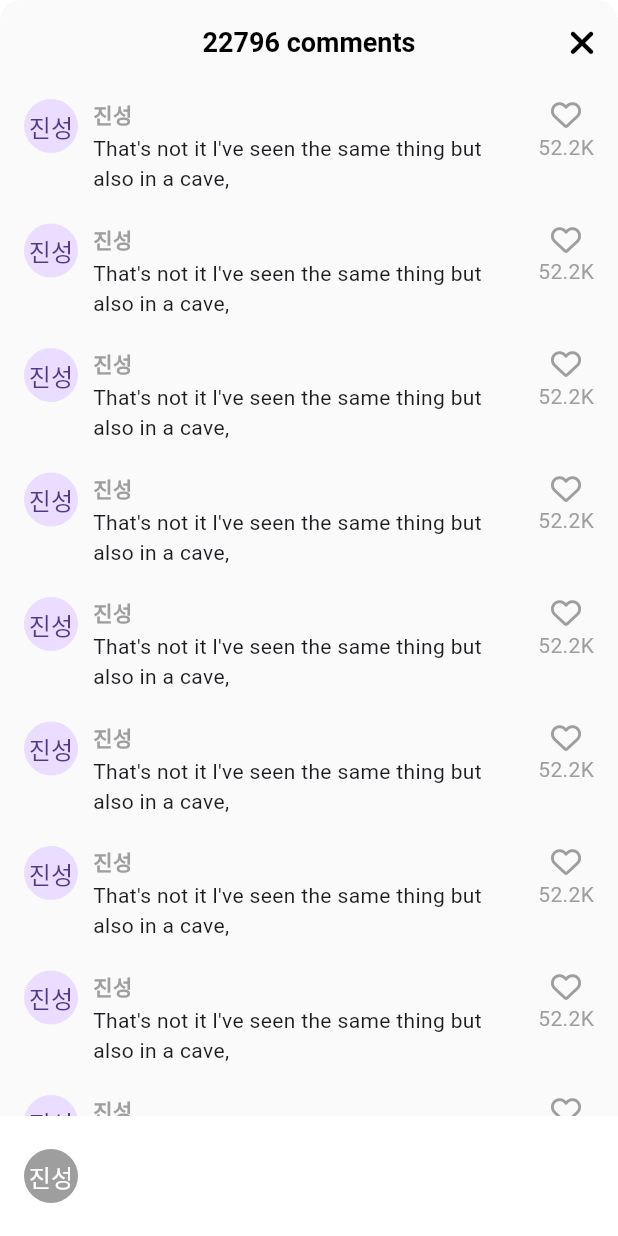
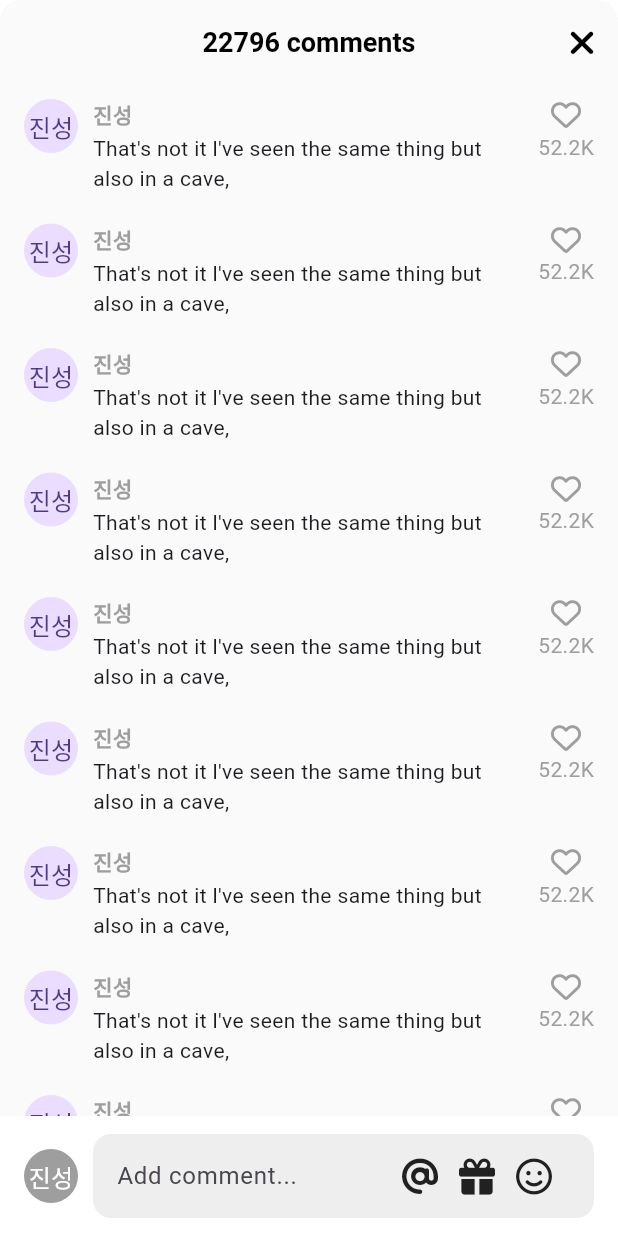
Before and after one commit to dlwls5201/tiktok_clone, a Flutter app: the VideoComments screen opened directly, on a phone screen of 412 x 824 dp. Run offline on Flutter 3.47's test engine with Material 3 defaults, Android fonts, the phone set to English and light mode, and no system bars; our stand-ins replace font_awesome_flutter, video_player, visibility_detector; network calls fail.

Commit message:
add comment bottom sheet ui

```diff
--- a/lib/features/main_navigation/main_navigation_screen.dart
+++ b/lib/features/main_navigation/main_navigation_screen.dart
@@ -38,6 +38,7 @@ class _MainNavigationScreenState extends State<MainNavigationScreen> {
   @override
   Widget build(BuildContext context) {
     return Scaffold(
+      resizeToAvoidBottomInset: false,
       backgroundColor: Colors.black,
       body: Stack(
         children: [
--- a/lib/features/main_navigation/widgets/video_comments.dart
+++ b/lib/features/main_navigation/widgets/video_comments.dart
@@ -12,16 +12,37 @@ class VideoComments extends StatefulWidget {
 }
 
 class _VideoCommentsState extends State<VideoComments> {
+  bool _isWriting = false;
+
+  final ScrollController _scrollController = ScrollController();
+
   void _onClosePressed() {
     Navigator.of(context).pop();
   }
 
+  void _stopWriting() {
+    FocusScope.of(context).unfocus();
+    setState(() {
+      _isWriting = false;
+    });
+  }
+
+  void _onStartWriting() {
+    setState(() {
+      _isWriting = true;
+    });
+  }
+
   @override
   Widget build(BuildContext context) {
+    final size = MediaQuery.of(context).size;
     return Container(
+      height: size.height * 0.75,
       clipBehavior: Clip.hardEdge,
       decoration: BoxDecoration(
-        borderRadius: BorderRadius.circular(Sizes.size14),
+        borderRadius: BorderRadius.circular(
+          Sizes.size14,
+        ),
       ),
       child: Scaffold(
         backgroundColor: Colors.grey.shade50,
@@ -39,10 +60,18 @@ class _VideoCommentsState extends State<VideoComments> {
             ),
           ],
         ),
-        body: ListView.separated(
-          padding: const EdgeInsets.symmetric(
-            vertical: Sizes.size10,
-            horizontal: Sizes.size16,
+        body: GestureDetector(
+          onTap: _stopWriting,
+          child: Stack(
+            children: [
+              Scrollbar(
+                controller: _scrollController,
+                child: ListView.separated(
+                  padding: const EdgeInsets.only(
+                    top: Sizes.size10,
+                    bottom: Sizes.size96 + Sizes.size20,
+                    left: Sizes.size16,
+                    right: Sizes.size16,
                   ),
                   itemCount: 10,
                   itemBuilder: (context, index) => Row(
@@ -85,16 +114,26 @@ class _VideoCommentsState extends State<VideoComments> {
                             style: TextStyle(
                               color: Colors.grey.shade500,
                             ),
-                  )
+                          ),
                         ],
-              )
+                      ),
                     ],
                   ),
                   separatorBuilder: (BuildContext context, int index) => Gaps.v20,
                 ),
-        bottomNavigationBar: BottomAppBar(
+              ),
+              Positioned(
+                bottom: 0,
+                width: size.width,
+                child: BottomAppBar(
                   elevation: 0,
+                  padding: const EdgeInsets.all(0),
                   color: Colors.white,
+                  child: Padding(
+                    padding: const EdgeInsets.symmetric(
+                      horizontal: Sizes.size16,
+                      vertical: Sizes.size10,
+                    ),
                     child: Row(
                       children: [
                         CircleAvatar(
@@ -103,6 +142,73 @@ class _VideoCommentsState extends State<VideoComments> {
                           foregroundColor: Colors.white,
                           child: const Text("진성"),
                         ),
+                        Gaps.h10,
+                        Expanded(
+                          child: SizedBox(
+                            height: Sizes.size56,
+                            child: TextField(
+                              onTap: _onStartWriting,
+                              expands: true,
+                              minLines: null,
+                              maxLines: null,
+                              textInputAction: TextInputAction.newline,
+                              cursorColor: Theme.of(context).primaryColor,
+                              decoration: InputDecoration(
+                                hintText: "Add comment...",
+                                border: OutlineInputBorder(
+                                  borderRadius: BorderRadius.circular(
+                                    Sizes.size12,
+                                  ),
+                                  borderSide: BorderSide.none,
+                                ),
+                                filled: true,
+                                fillColor: Colors.grey.shade200,
+                                contentPadding: const EdgeInsets.symmetric(
+                                  vertical: Sizes.size10,
+                                  horizontal: Sizes.size12,
+                                ),
+                                suffixIcon: Padding(
+                                  padding: const EdgeInsets.only(
+                                    right: Sizes.size14,
+                                  ),
+                                  child: Row(
+                                    mainAxisSize: MainAxisSize.min,
+                                    children: [
+                                      FaIcon(
+                                        FontAwesomeIcons.at,
+                                        color: Colors.grey.shade900,
+                                      ),
+                                      Gaps.h14,
+                                      FaIcon(
+                                        FontAwesomeIcons.gift,
+                                        color: Colors.grey.shade900,
+                                      ),
+                                      Gaps.h14,
+                                      FaIcon(
+                                        FontAwesomeIcons.faceSmile,
+                                        color: Colors.grey.shade900,
+                                      ),
+                                      Gaps.h14,
+                                      if (_isWriting)
+                                        GestureDetector(
+                                          onTap: _stopWriting,
+                                          child: FaIcon(
+                                            FontAwesomeIcons.circleArrowUp,
+                                            color: Theme.of(context).primaryColor,
+                                          ),
+                                        ),
+                                    ],
+                                  ),
+                                ),
+                              ),
+                            ),
+                          ),
+                        ),
+                      ],
+                    ),
+                  ),
+                ),
+              ),
             ],
           ),
         ),
--- a/lib/features/videos/widgets/video_post.dart
+++ b/lib/features/videos/widgets/video_post.dart
@@ -102,6 +102,7 @@ class _VideoPostState extends State<VideoPost>
 
     await showModalBottomSheet(
       context: context,
+      isScrollControlled: true,
       backgroundColor: Colors.transparent,
       builder: (context) => const VideoComments(),
     );
```
Lines whose indentation alone changed are shown as unchanged.
